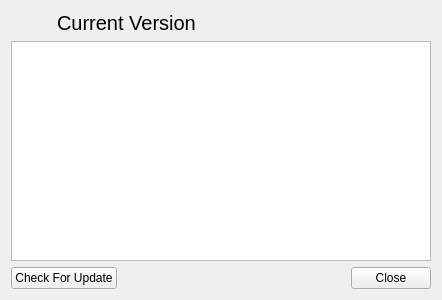
Before: the Qt Designer form CertMan/about_dlg.ui in jykim74/CertMan, drawn with Qt 5.
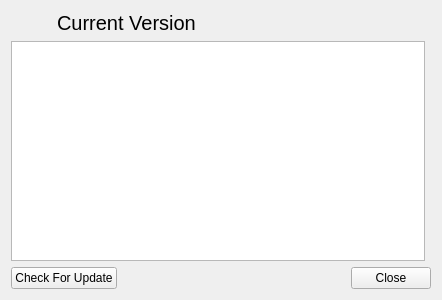
After: the same form once the commit is applied. Icons and pictures are not drawn.

Commit message:
About 링크 처리
블로그랑 메일 링크 연결 처리

```diff
--- a/CertMan/about_dlg.ui
+++ b/CertMan/about_dlg.ui
@@ -14,10 +14,7 @@
    <string>About CertMan</string>
   </property>
   <layout class="QGridLayout" name="gridLayout">
-   <item row="2" column="0" colspan="3">
-    <widget class="QTextBrowser" name="mAboutText"/>
-   </item>
-   <item row="1" column="0" colspan="3">
+   <item row="1" column="0" colspan="2">
     <layout class="QGridLayout" name="gridLayout_2">
      <property name="topMargin">
       <number>0</number>
@@ -41,7 +38,7 @@
         <string/>
        </property>
        <property name="icon">
-        <iconset>
+        <iconset resource="certman.qrc">
          <normaloff>:/images/certman.png</normaloff>:/images/certman.png</iconset>
        </property>
        <property name="iconSize">
@@ -70,7 +67,7 @@
      </item>
     </layout>
    </item>
-   <item row="3" column="0" colspan="3">
+   <item row="3" column="0" colspan="2">
     <layout class="QGridLayout" name="gridLayout_3">
      <property name="topMargin">
       <number>0</number>
@@ -104,6 +101,9 @@
      </item>
     </layout>
    </item>
+   <item row="2" column="0">
+    <widget class="QTextBrowser" name="mAboutText"/>
+   </item>
   </layout>
  </widget>
  <tabstops>
```
Left out of the diff: 5 changed lines with no effect on the pictures. The commit also changes 1 other file.
